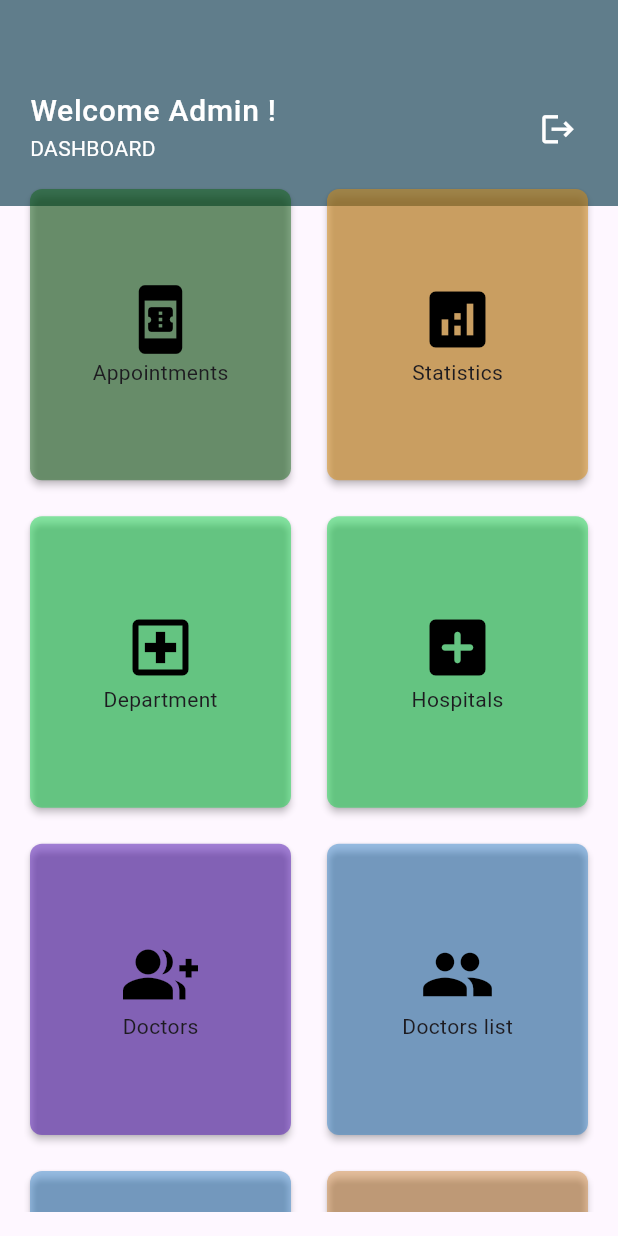
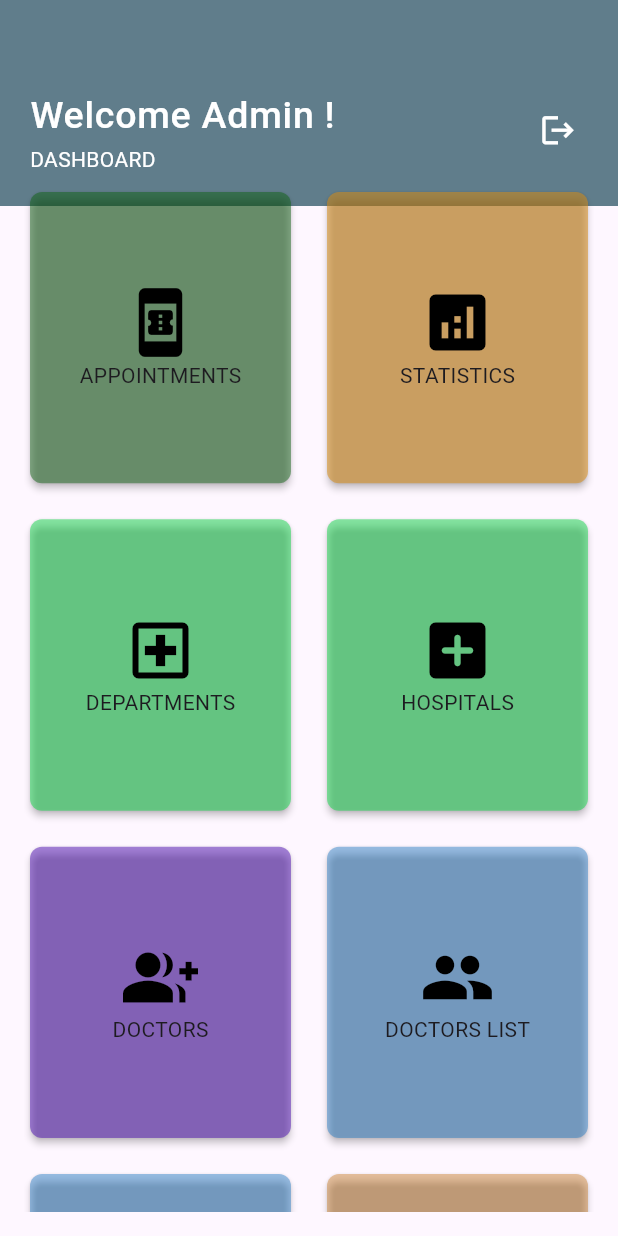
Before and after one commit to Alto-b/medilink-app, a Flutter app: the DashBoard screen opened directly, on a phone screen of 412 x 824 dp. Run offline on Flutter 3.47's test engine with Material 2 defaults, Android fonts, the phone set to English and light mode, and no system bars; our stand-ins replace carousel_slider, flutter_slidable, font_awesome_flutter, google_fonts, google_maps_flutter, hive and 4 more; missing offline and left inert: email_auth, navigator; accounts and stored records are empty; network calls fail; Roboto replaces fonts that are missing (Play).

Commit message:
UI updated

```diff
--- a/lib/admin/pages/dashboard.dart
+++ b/lib/admin/pages/dashboard.dart
@@ -2,6 +2,7 @@
 
 import 'package:flutter/material.dart';
 import 'package:font_awesome_flutter/font_awesome_flutter.dart';
+import 'package:google_fonts/google_fonts.dart';
 import 'package:medilink/admin/pages/appointment_view.dart';
 import 'package:medilink/admin/pages/department.dart';
 import 'package:medilink/admin/pages/doctor.dart';
@@ -11,6 +12,7 @@ import 'package:medilink/admin/pages/hospital.dart';
 import 'package:medilink/admin/pages/statistics.dart';
 import 'package:medilink/admin/pages/telemedicine_view.dart';
 import 'package:medilink/guest/pages/signup.dart';
+import 'package:medilink/styles/custom_widgets.dart';
 import 'package:medilink/user/pages/telemedicine.dart';
 
 class DashBoard extends StatefulWidget {
@@ -23,14 +25,14 @@ class DashBoard extends StatefulWidget {
 class _DashBoardState extends State<DashBoard> {
 
   List<String> titles=[
-  'Appointments',
-  'Statistics',
-  'Department',
-  'Hospitals',
-  'Doctors',
-  'Doctors list',
-  'Telemedicine',
-  'Feedback',
+  'APPOINTMENTS',
+  'STATISTICS',
+  'DEPARTMENTS',
+  'HOSPITALS',
+  'DOCTORS',
+  'DOCTORS LIST',
+  'TELEMEDICINE',
+  'FEEDBACK',
 
   ];
 
@@ -137,7 +139,7 @@ class _DashBoardState extends State<DashBoard> {
     contentPadding: EdgeInsets.only(left: 20, right: 20, top: 50),
     title: Text(
       'Welcome Admin !',
-      style: TextStyle(color: Colors.white,fontSize: 20,fontWeight: FontWeight.w500),
+      style: GoogleFonts.play(color: Colors.white,fontSize: 25,fontWeight: FontWeight.w500),
     ),
     subtitle: Text(
       'DASHBOARD',
--- a/lib/guest/pages/signup.dart
+++ b/lib/guest/pages/signup.dart
@@ -37,7 +37,7 @@ class _SignUpPageState extends State<SignUpPage> {
   final TextEditingController _nameController=TextEditingController();
   final TextEditingController _dobController=TextEditingController();
   String? selectedGender;
-  final List<String> genderOptions = ['Male', 'Female', 'Others'];
+  final List<String> genderOptions = ['Male', 'Female', 'Not to specify'];
   //final TextEditingController _genderController=TextEditingController();
   final TextEditingController _emailController=TextEditingController();
   final TextEditingController _passwordController=TextEditingController();
```
Also changed, not shown: lib/user/pages/profilepage.dart (+15 -15 lines).
